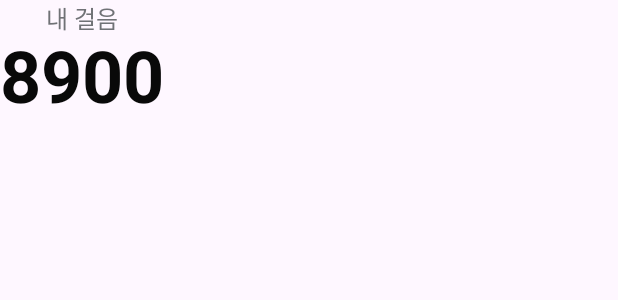
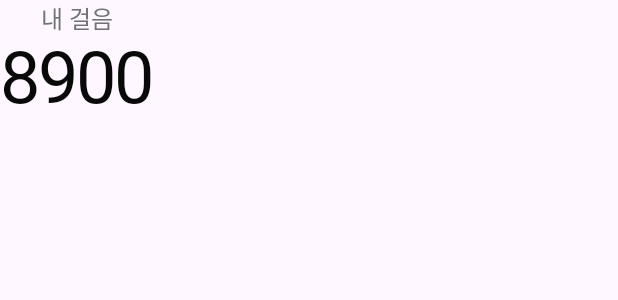
Before and after one commit to Team-Motivoo/Motivoo-Android, an Android app: the layout motivoo_step_count_text.xml on its own in the app's theme, with its tools: preview values and no code run, on a phone screen of 412 x 824 dp. Shown: the top 300 px of the screen. Run offline under Robolectric (Android 15) with nearby library versions, the phone set to English and light mode, and no system bars.

Commit message:
[mod] #13 xml style 적용

```diff
--- a/app/src/main/res/layout/motivoo_step_count_text.xml
+++ b/app/src/main/res/layout/motivoo_step_count_text.xml
@@ -7,10 +7,10 @@
 
     <TextView
         android:id="@+id/tv_title"
+        style="@style/B6_re"
         android:layout_width="wrap_content"
         android:layout_height="wrap_content"
         android:textColor="@color/gray_600_707276"
-        android:textSize="16sp"
         app:layout_constraintEnd_toEndOf="@id/tv_step_count"
         app:layout_constraintStart_toStartOf="@id/tv_step_count"
         app:layout_constraintTop_toTopOf="parent"
@@ -18,11 +18,10 @@
 
     <TextView
         android:id="@+id/tv_step_count"
+        style="@style/H1_med"
         android:layout_width="wrap_content"
         android:layout_height="wrap_content"
         android:textColor="@color/black_090909"
-        android:textSize="48sp"
-        android:textStyle="bold"
         app:layout_constraintEnd_toEndOf="parent"
         app:layout_constraintStart_toStartOf="parent"
         app:layout_constraintTop_toBottomOf="@id/tv_title"
```
